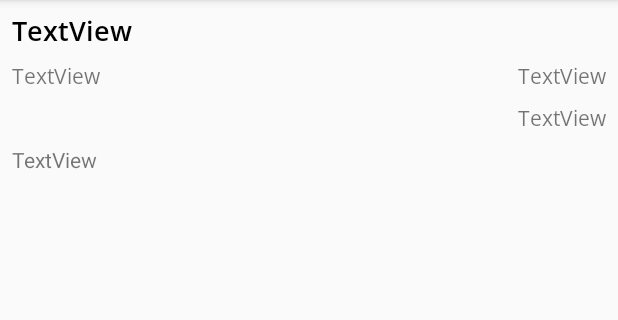
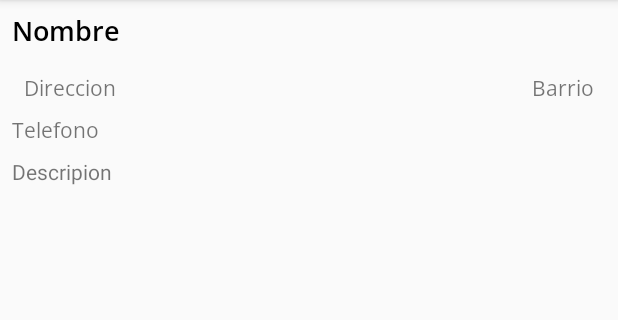
Before and after one commit to fakush/BuenosAiresPatrimonio, an Android app: the FichaBar screen opened directly, with no data from a screen before it, on a phone screen of 412 x 824 dp, the part 84-404 px from its top. Run offline under Robolectric (Android 15) with nearby library versions, the phone set to English and light mode, and no system bars; pictures from the network do not load; 12 statements that could not run were skipped.

Commit message:
Probando Firebase

```diff
--- a/app/src/main/java/ar/gob/buenosaires/buenosairespatrimonio/FichaBar.java
+++ b/app/src/main/java/ar/gob/buenosaires/buenosairespatrimonio/FichaBar.java
@@ -31,12 +31,12 @@ public class FichaBar extends AppCompatActivity {
         TextView Descripcion = (TextView) findViewById(R.id.BarDescripcion);
         ImageView Foto = (ImageView) findViewById(R.id.Bar_Foto);
 
+        Glide.with(FichaBar.this).load(urlFoto).into(Foto);
         Nombre.setText(TxtNombre.toString());
         Direccion.setText(TxtDireccion.toString());
         Barrio.setText(TxtBarrio.toString());
         Telefono.setText(TxtTelefono.toString());
         Descripcion.setText(TxtDescripcion.toString());
-        Glide.with(FichaBar.this).load(urlFoto).into(Foto);
 
     }
 }
--- /dev/null
+++ b/app/src/main/java/ar/gob/buenosaires/buenosairespatrimonio/MyGlideApp.java
@@ -0,0 +1,9 @@
+package ar.gob.buenosaires.buenosairespatrimonio;
+
+import com.bumptech.glide.annotation.GlideModule;
+import com.bumptech.glide.module.AppGlideModule;
+
+@GlideModule
+public class MyGlideApp extends AppGlideModule {
+
+}
--- a/app/src/main/res/layout/activity_ficha_bar.xml
+++ b/app/src/main/res/layout/activity_ficha_bar.xml
@@ -13,68 +13,89 @@
         android:layout_marginStart="8dp"
         android:layout_marginTop="8dp"
         android:fontFamily="@font/open_sans_semibold"
-        android:text="TextView"
+        android:text="@string/bar_nombre"
         android:textColor="@android:color/black"
         android:textSize="18sp"
         android:textStyle="bold"
         app:layout_constraintStart_toStartOf="parent"
         app:layout_constraintTop_toTopOf="parent" />
 
+    <LinearLayout
+        android:id="@+id/linearLayout"
+        android:layout_width="0dp"
+        android:layout_height="wrap_content"
+        android:layout_marginStart="8dp"
+        android:layout_marginTop="8dp"
+        android:layout_marginEnd="8dp"
+        android:orientation="vertical"
+        app:layout_constraintEnd_toEndOf="parent"
+        app:layout_constraintStart_toStartOf="parent"
+        app:layout_constraintTop_toBottomOf="@+id/Bar_Nombre">
+
         <ImageView
             android:id="@+id/Bar_Foto"
-        android:layout_width="0dp"
-        android:layout_height="wrap_content"
-        android:layout_marginEnd="8dp"
-        android:layout_marginStart="8dp"
-        app:layout_constraintEnd_toEndOf="parent"
-        app:layout_constraintStart_toStartOf="parent"
-        app:layout_constraintTop_toBottomOf="@+id/Bar_Nombre"
-        app:srcCompat="@drawable/bar_sur" />
+            android:layout_width="match_parent"
+            android:layout_height="match_parent"
+            android:contentDescription="@string/bar_foto"
+            tools:layout_editor_absoluteX="3dp"
+            tools:layout_editor_absoluteY="44dp" />
+
+        <LinearLayout
+            android:layout_width="match_parent"
+            android:layout_height="match_parent"
+            android:orientation="horizontal">
 
             <TextView
                 android:id="@+id/BarDireccion"
-        android:layout_width="wrap_content"
+                android:layout_width="match_parent"
                 android:layout_height="wrap_content"
                 android:layout_marginStart="8dp"
                 android:layout_marginTop="8dp"
+                android:layout_weight="1"
                 android:fontFamily="@font/open_sans"
-        android:text="TextView"
+                android:text="@string/bar_direccion"
+                android:textAlignment="viewStart"
                 app:layout_constraintStart_toStartOf="parent"
                 app:layout_constraintTop_toBottomOf="@+id/Bar_Foto" />
 
             <TextView
                 android:id="@+id/BarBarrio"
-        android:layout_width="wrap_content"
+                android:layout_width="match_parent"
                 android:layout_height="wrap_content"
+                android:layout_marginTop="8dp"
                 android:layout_marginEnd="8dp"
-        android:layout_marginTop="8dp"
+                android:layout_weight="1"
                 android:fontFamily="@font/open_sans"
-        android:text="TextView"
+                android:text="@string/bar_barrio"
+                android:textAlignment="textEnd"
                 app:layout_constraintEnd_toEndOf="parent"
                 app:layout_constraintTop_toBottomOf="@+id/Bar_Foto" />
+        </LinearLayout>
 
         <TextView
             android:id="@+id/BarTelefono"
-        android:layout_width="wrap_content"
+            android:layout_width="match_parent"
             android:layout_height="wrap_content"
+            android:layout_marginTop="8dp"
             android:layout_marginEnd="8dp"
-        android:layout_marginTop="8dp"
             android:fontFamily="@font/open_sans"
-        android:text="TextView"
+            android:text="@string/bar_telefono"
             app:layout_constraintEnd_toEndOf="parent"
             app:layout_constraintTop_toBottomOf="@+id/BarBarrio" />
+    </LinearLayout>
 
     <ScrollView
+        android:id="@+id/scrollView2"
         android:layout_width="0dp"
         android:layout_height="0dp"
-        android:layout_marginBottom="8dp"
-        android:layout_marginEnd="8dp"
         android:layout_marginStart="8dp"
         android:layout_marginTop="8dp"
+        android:layout_marginEnd="8dp"
+        android:layout_marginBottom="8dp"
         app:layout_constraintBottom_toTopOf="@+id/mapView"
         app:layout_constraintEnd_toEndOf="parent"
         app:layout_constraintStart_toStartOf="parent"
-        app:layout_constraintTop_toBottomOf="@+id/BarTelefono">
+        app:layout_constraintTop_toBottomOf="@+id/linearLayout">
 
         <LinearLayout
             android:layout_width="match_parent"
@@ -85,7 +106,7 @@
                 android:id="@+id/BarDescripcion"
                 android:layout_width="match_parent"
                 android:layout_height="match_parent"
-                android:text="TextView" />
+                android:text="@string/bar_descripion" />
         </LinearLayout>
     </ScrollView>
 
@@ -93,9 +114,9 @@
         android:id="@+id/mapView"
         android:layout_width="0dp"
         android:layout_height="wrap_content"
+        android:layout_marginStart="8dp"
+        android:layout_marginEnd="8dp"
         android:layout_marginBottom="8dp"
-        android:layout_marginEnd="8dp"
-        android:layout_marginStart="8dp"
         app:layout_constraintBottom_toBottomOf="parent"
         app:layout_constraintEnd_toEndOf="parent"
         app:layout_constraintStart_toStartOf="parent" />
--- a/app/src/main/res/values/strings.xml
+++ b/app/src/main/res/values/strings.xml
@@ -16,4 +16,13 @@
     <string name="permission_rationale_location">Access to the location service is required to demonstrate the \'my location\' feature, which shows your current location on the map.</string>
     <string name="location_permission_denied">This sample requires location permission to enable the \'my location\' layer. Please try again and grant access to use the location.\nIf the permission has been permanently denied, it can be enabled from the System Settings &gt; Apps &gt; \'Google Maps API Demos\'.</string>
     <string name="permission_required_toast">Location permission is required for this demo.</string>
+    <string name="Bar_Nombre">TextView</string>
+    <string name="Bar">TextView</string>
+    <string name="Bar_descripcion">TextView</string>
+    <string name="bar_foto">Bar</string>
+    <string name="bar_direccion">Direccion</string>
+    <string name="bar_barrio">Barrio</string>
+    <string name="bar_telefono">Telefono</string>
+    <string name="bar_descripion">Descripion</string>
+    <string name="bar_nombre">Nombre</string>
 </resources>
```
Lines whose indentation alone changed are shown as unchanged.
